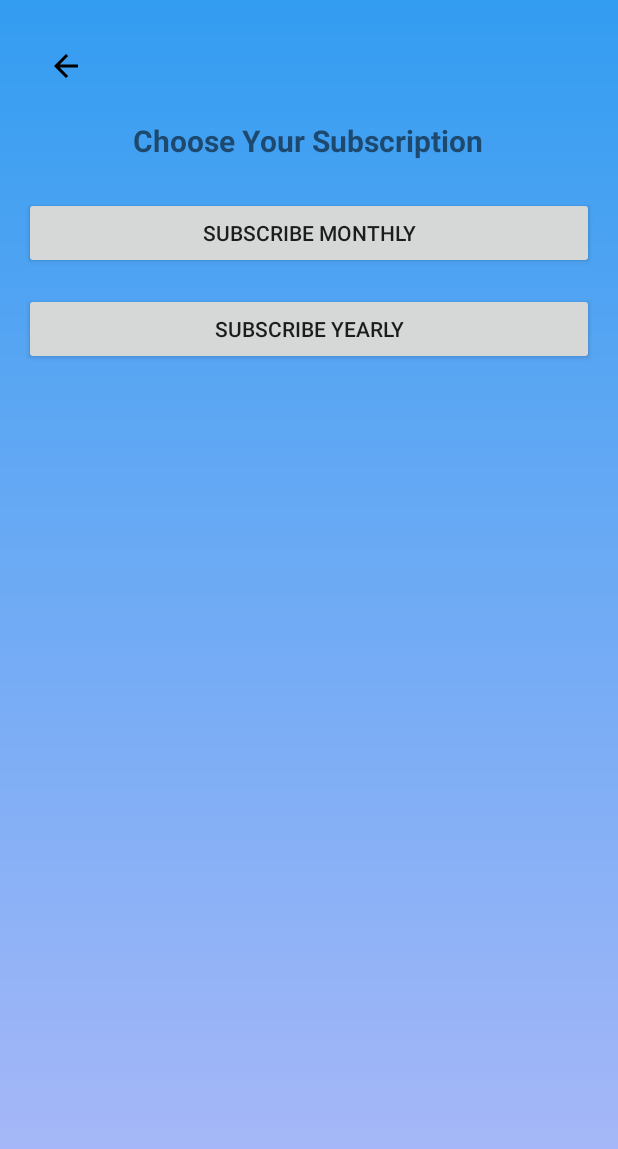
After one commit to rohan-s-abraham/AudioTale, an Android app: the SubscriptionActivity screen opened directly, with no data from a screen before it, on a phone screen of 412 x 824 dp. The commit adds this screen. Shown: the top 1149 px of the screen. Run offline under Robolectric (Android 15) with nearby library versions, the phone set to English and light mode, and no system bars; Roboto replaces fonts that are not available here.

Commit message:
Added a Subscription page for requesting subscription to admin, also created a new DB table for that

```diff
--- a/app/src/main/java/com/example/audiotale/LoginActivity.java
+++ b/app/src/main/java/com/example/audiotale/LoginActivity.java
@@ -92,6 +92,7 @@ public class LoginActivity extends AppCompatActivity {
             SharedPreferences sharedPreferences = getSharedPreferences("UserSession", Context.MODE_PRIVATE);
             SharedPreferences.Editor editor = sharedPreferences.edit();
             editor.putString("userEmail", user.getEmail());
+            editor.putInt("userId", user.getId());
             editor.putString("userName", user.getName());
             editor.putInt("subscriptionStatus", user.getSubscription());  // Assuming it's an int
             editor.putBoolean("isLoggedIn", true);
--- a/app/src/main/java/com/example/audiotale/ProfileActivity.java
+++ b/app/src/main/java/com/example/audiotale/ProfileActivity.java
@@ -1,5 +1,6 @@
 package com.example.audiotale;
 
+import android.content.Intent;
 import android.content.SharedPreferences;
 import android.graphics.Color;
 import android.os.Bundle;
@@ -70,8 +71,8 @@ public class ProfileActivity extends AppCompatActivity {
         addSubscriptionButton.setOnClickListener(new View.OnClickListener() {
             @Override
             public void onClick(View v) {
-                // Intent intent = new Intent(ProfileActivity.this, SubscriptionActivity.class);
-                // startActivity(intent);
+                 Intent intent = new Intent(ProfileActivity.this, SubscriptionActivity.class);
+                 startActivity(intent);
             }
         });
     }
--- /dev/null
+++ b/app/src/main/java/com/example/audiotale/SubscriptionActivity.java
@@ -0,0 +1,69 @@
+package com.example.audiotale;
+
+import androidx.appcompat.app.AppCompatActivity;
+import androidx.core.content.ContextCompat;
+
+import android.content.SharedPreferences;
+import android.os.Build;
+import android.os.Bundle;
+import android.view.View;
+import android.widget.Button;
+import android.widget.ImageView;
+import android.widget.Toast;
+
+public class SubscriptionActivity extends AppCompatActivity {
+
+
+    private DatabaseHelper databaseHelper;
+    private int currentUserId; // Replace with the actual logged-in user ID
+
+
+    @Override
+    protected void onCreate(Bundle savedInstanceState) {
+        super.onCreate(savedInstanceState);
+        setContentView(R.layout.activity_subscription);
+
+        // Change the color of the status bar
+        if (Build.VERSION.SDK_INT >= Build.VERSION_CODES.LOLLIPOP) {
+            getWindow().setStatusBarColor(ContextCompat.getColor(this, R.color.audiotaleblue));
+        }
+
+
+        databaseHelper = new DatabaseHelper(this);
+
+        Button btnMonthly = findViewById(R.id.btn_monthly);
+        Button btnYearly = findViewById(R.id.btn_yearly);
+        ImageView button_back = findViewById(R.id.back_button);
+
+        //Back button
+        button_back.setOnClickListener(new View.OnClickListener() {
+            @Override
+            public void onClick(View v) {
+                finish();
+            }
+        });
+
+        // Retrieve user email from shared preferences
+        SharedPreferences preferences = getSharedPreferences("UserSession", MODE_PRIVATE);
+        currentUserId = preferences.getInt("userId", 0);
+
+        btnMonthly.setOnClickListener(new View.OnClickListener() {
+            @Override
+            public void onClick(View v) {
+                sendSubscriptionRequest(1);
+            }
+        });
+
+        btnYearly.setOnClickListener(new View.OnClickListener() {
+            @Override
+            public void onClick(View v) {
+                sendSubscriptionRequest(2);
+            }
+        });
+    }
+
+    private void sendSubscriptionRequest(int reqType) {
+        databaseHelper.addOrUpdateSubscriptionRequest(currentUserId, reqType);
+        Toast.makeText(this, reqType == 1 ? "Monthly subscription requested!" : "Yearly subscription requested!", Toast.LENGTH_SHORT).show();
+    }
+}
--- a/app/src/main/java/com/example/audiotale/UserBookview.java
+++ b/app/src/main/java/com/example/audiotale/UserBookview.java
@@ -99,6 +99,8 @@ public class UserBookview extends AppCompatActivity {
                     subscribeButton.setVisibility(View.VISIBLE);
                     subscribeButton.setOnClickListener(v -> {
                         // Handle subscription logic
+                        Intent intent = new Intent(this, SubscriptionActivity.class);
+                        startActivity(intent);
                         Toast.makeText(this, "Subscription process...", Toast.LENGTH_SHORT).show();
                     });
                 }
--- /dev/null
+++ b/app/src/main/res/drawable/sub_background.xml
@@ -0,0 +1,10 @@
+<?xml version="1.0" encoding="utf-8"?>
+<shape xmlns:android="http://schemas.android.com/apk/res/android">
+    <gradient xmlns:android="http://schemas.android.com/apk/res/android"
+        android:angle="90"
+        android:startColor="#AEB9F8"
+        android:endColor="#339DF1"
+        android:type="linear" />
+
+
+</shape>
--- /dev/null
+++ b/app/src/main/res/layout/activity_subscription.xml
@@ -0,0 +1,57 @@
+<?xml version="1.0" encoding="utf-8"?>
+<androidx.constraintlayout.widget.ConstraintLayout xmlns:android="http://schemas.android.com/apk/res/android"
+    xmlns:app="http://schemas.android.com/apk/res-auto"
+    xmlns:tools="http://schemas.android.com/tools"
+    android:layout_width="match_parent"
+    android:layout_height="match_parent"
+    tools:context=".SubscriptionActivity">
+
+    <LinearLayout
+        xmlns:android="http://schemas.android.com/apk/res/android"
+        android:layout_width="match_parent"
+        android:layout_height="match_parent"
+        android:orientation="vertical"
+        android:background="@drawable/sub_background"
+        android:padding="16dp">
+
+        <!-- Back Button -->
+        <ImageView
+            android:id="@+id/back_button"
+            android:layout_width="24dp"
+            android:layout_height="24dp"
+            android:src="@drawable/ic_back_arrow"
+            android:layout_margin="16dp"
+            android:layout_alignParentStart="true"
+            android:layout_alignParentTop="true"
+            android:contentDescription="Back Button"
+            android:clickable="true"
+            android:focusable="true" />
+
+        <TextView
+            android:id="@+id/tv_subscription_title"
+            android:layout_width="wrap_content"
+            android:layout_height="wrap_content"
+            android:text="Choose Your Subscription"
+            android:textSize="20sp"
+            android:textStyle="bold"
+            android:layout_gravity="center"
+            android:padding="8dp"/>
+
+        <Button
+            android:id="@+id/btn_monthly"
+            android:layout_width="match_parent"
+            android:layout_height="wrap_content"
+            android:text="Subscribe Monthly"
+            android:layout_marginTop="16dp"/>
+
+        <Button
+            android:id="@+id/btn_yearly"
+            android:layout_width="match_parent"
+            android:layout_height="wrap_content"
+            android:text="Subscribe Yearly"
+            android:layout_marginTop="16dp"/>
+
+    </LinearLayout>
+
+
+</androidx.constraintlayout.widget.ConstraintLayout>
```
Also changed, not shown: app/src/main/AndroidManifest.xml (+19 -11 lines), app/src/main/java/com/example/audiotale/DatabaseHelper.java (+39 -1 lines), app/src/main/java/com/example/audiotale/SignUpActivity.java (+11 -0 lines).
